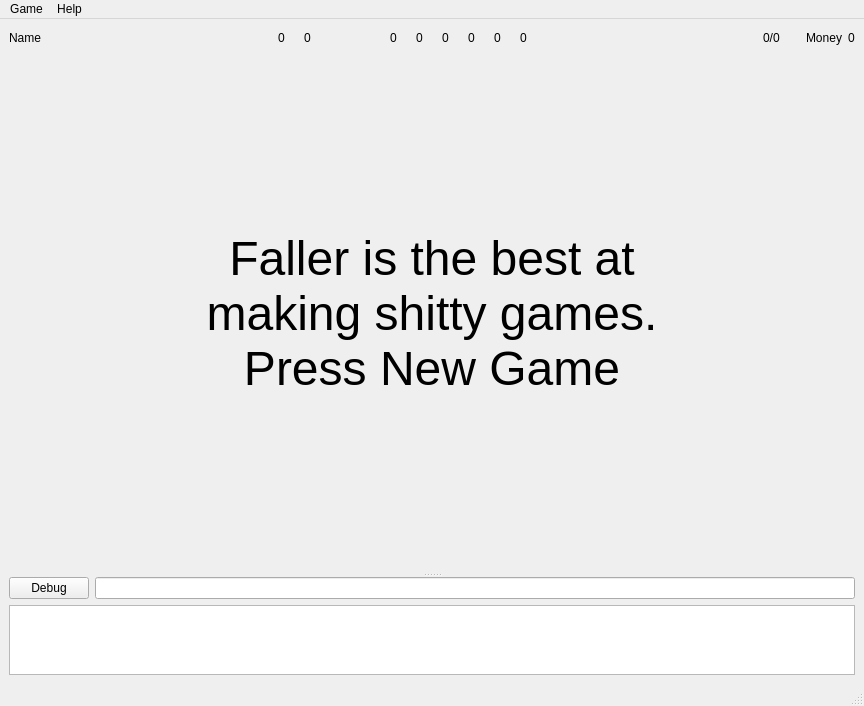
First picture: the form in UI/MainUI.ui, repository VDFaller/Pirates, before the edit.
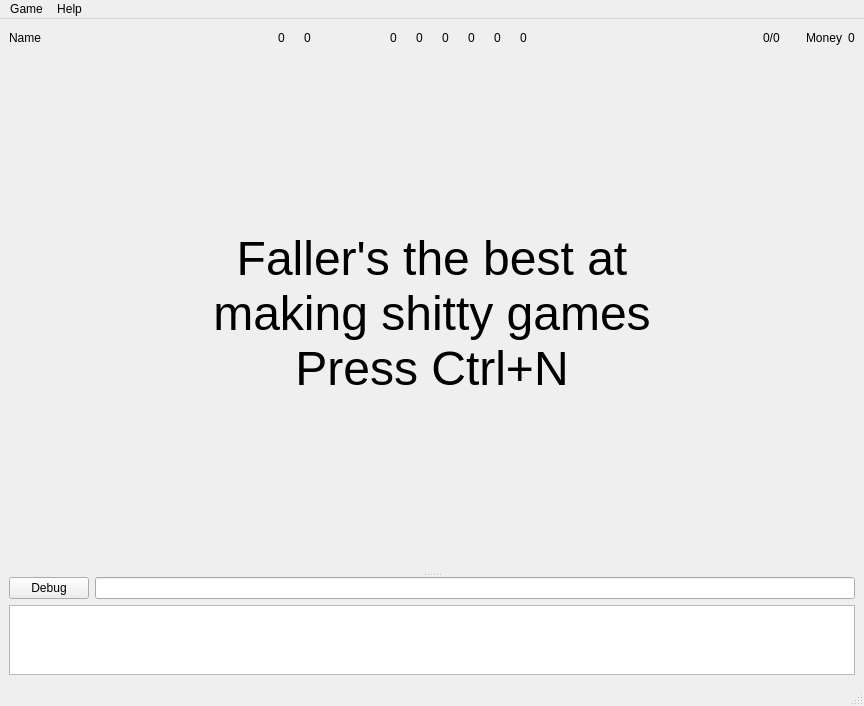
Second picture: the form after the edit. Icons and pictures are not drawn.

What changed in the file:
```diff
--- a/UI/MainUI.ui
+++ b/UI/MainUI.ui
@@ -471,9 +471,12 @@
             </font>
            </property>
            <property name="text">
-            <string>Faller is the best at 
-making shitty games.
-Press New Game</string>
+            <string>Faller's the best at 
+making shitty games
+Press Ctrl+N</string>
+           </property>
+           <property name="scaledContents">
+            <bool>false</bool>
            </property>
            <property name="alignment">
             <set>Qt::AlignCenter</set>
```
Left out of the diff: 6 changed lines with no effect on the pictures.
